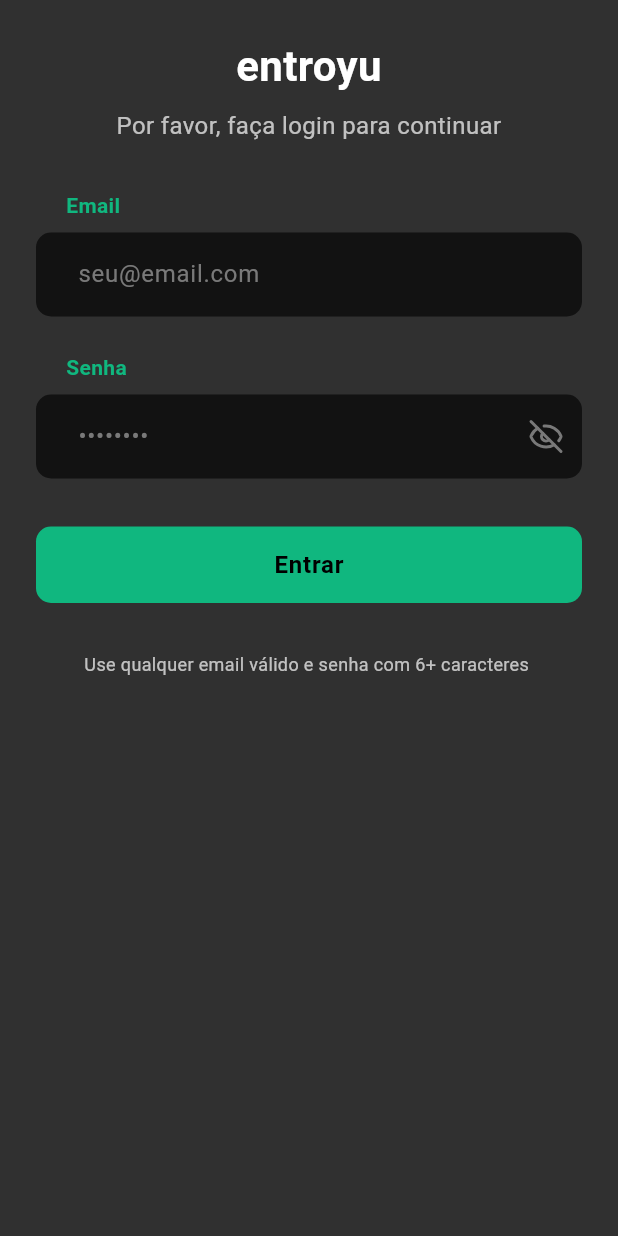
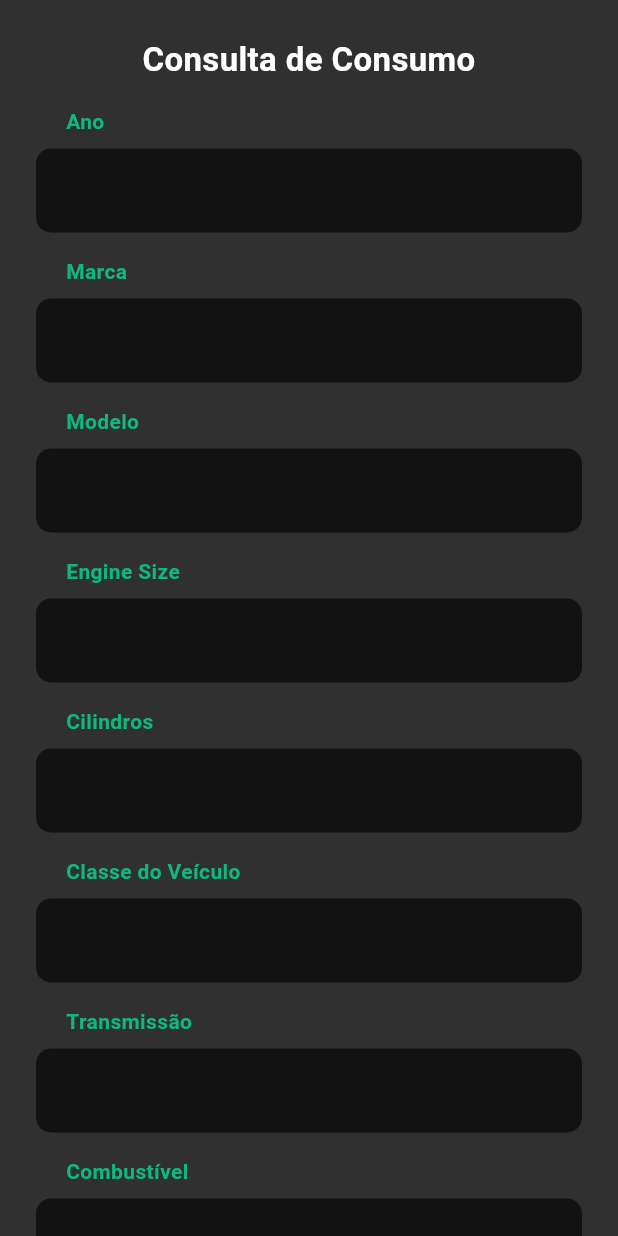
Before and after one commit to joao-fcosta/mobile, a Flutter app: the HomeView screen opened directly with empty values, on a phone screen of 412 x 824 dp. Run offline on Flutter 3.47's test engine with Material 3 defaults, Android fonts, the light colour scheme and no system bars; our stand-ins replace lucide_icons; accounts and stored records are empty; Roboto replaces fonts that are missing (lilitaone-regular-webfont).

Commit message:
correções na tela

```diff
--- a/lib/resources/repositories/auth_repository.dart
+++ b/lib/resources/repositories/auth_repository.dart
@@ -13,13 +13,13 @@ class AuthRepository {
 
     try {
 
-      if (username.isNotEmpty) {
+      /* if (username.isNotEmpty) {
         throw Exception('Formato de e-mail inválido. Utilize um e-mail válido.');
       }
 
       if (password.isNotEmpty) {
         throw Exception('A senha deve ter pelo menos 6 caracteres.');
-      }
+      } */
 
       final user = UserModel(
         id: '1',
--- a/lib/scenes/home/home_view.dart
+++ b/lib/scenes/home/home_view.dart
@@ -1,5 +1,7 @@
-import 'package:flutter/cupertino.dart';
+import 'dart:convert';
 import 'package:flutter/material.dart';
+import 'package:http/http.dart' as http;
+
 import '../../DesignSystem/Components/Buttons/ActionButton/action_button.dart';
 import '../../DesignSystem/Components/Buttons/ActionButton/action_button_view_model.dart';
 import '../../DesignSystem/Components/InputField/input_text.dart';
@@ -12,100 +14,102 @@ import 'home_view_model.dart';
 class HomeView extends StatefulWidget {
   final HomeViewModel viewModel;
   const HomeView({super.key, required this.viewModel});
+
   @override
   State<HomeView> createState() => _HomeViewState();
 }
 
 class _HomeViewState extends State<HomeView> {
-  final _loginController = TextEditingController();
-  final _passwordController = TextEditingController();
+  // Controllers
+  final yearCtrl = TextEditingController();
+  final makeCtrl = TextEditingController();
+  final modelCtrl = TextEditingController();
+  final engineCtrl = TextEditingController();
+  final cylindersCtrl = TextEditingController();
+  final classCtrl = TextEditingController();
+  final transmissionCtrl = TextEditingController();
+  final fuelCtrl = TextEditingController();
+  final distanceCtrl = TextEditingController();
+
   bool _isLoading = false;
+  Map<String, dynamic>? _result;
 
   @override
   void dispose() {
-    _loginController.dispose();
-    _passwordController.dispose();
+    yearCtrl.dispose();
+    makeCtrl.dispose();
+    modelCtrl.dispose();
+    engineCtrl.dispose();
+    cylindersCtrl.dispose();
+    classCtrl.dispose();
+    transmissionCtrl.dispose();
+    fuelCtrl.dispose();
+    distanceCtrl.dispose();
     super.dispose();
   }
 
-  Widget _buildHeader() {
+  Future<void> _consultar() async {
+    setState(() {
+      _isLoading = true;
+      _result = null;
+    });
+
+    final body = {
+      "year": int.tryParse(yearCtrl.text) ?? 2000,
+      "make": makeCtrl.text,
+      "model": modelCtrl.text,
+      "enginesize": double.tryParse(engineCtrl.text) ?? 2.0,
+      "cylinders": int.tryParse(cylindersCtrl.text) ?? 4,
+      "vehicleclass": classCtrl.text,
+      "transmission": transmissionCtrl.text,
+      "fuel": fuelCtrl.text,
+      "distance_km": double.tryParse(distanceCtrl.text) ?? 150
+    };
+
+    try {
+      final response = await http.post(
+        Uri.parse("http://127.0.0.1:8000/predict"),
+        headers: {"Content-Type": "application/json"},
+        body: jsonEncode(body),
+      );
+
+      if (response.statusCode == 200) {
+        setState(() => _result = jsonDecode(response.body));
+      }
+    } catch (e) {
+      print("Erro: $e");
+    }
+
+    setState(() => _isLoading = false);
+  }
+
+  Widget _field(String label, TextEditingController c) {
+    return StyledInputField.instantiate(
+      viewModel: InputTextViewModel(
+        controller: c,
+        label: label,
+        theme: InputFieldTheme.dark,
+      ),
+    );
+  }
+
+  Widget _buildResult() {
+    if (_result == null) return const SizedBox();
     return Column(
-      crossAxisAlignment: CrossAxisAlignment.stretch,
+      crossAxisAlignment: CrossAxisAlignment.start,
       children: [
-        Text(
-          'entroyu',
-          style: TextStyle(
-            color: Colors.white,
-            fontSize: 28,
-            fontWeight: FontWeight.bold,
-          ),
-          textAlign: TextAlign.center,
-        ),
+        const SizedBox(height: 24),
+        Text("Resultado:",
+            style: const TextStyle(color: Colors.white, fontSize: 18)),
         const SizedBox(height: 8),
         Text(
-          'Por favor, faça login para continuar',
-          style: TextStyle(
-            color: Colors.white70,
-            fontSize: 16,
-          ),
-          textAlign: TextAlign.center,
+          "Consumo L/100km: ${_result!["consumo_l_100km"].toStringAsFixed(2)}\n"
+          "Consumo total viagem: ${_result!["consumo_litros_viagem"].toStringAsFixed(2)} L\n"
+          "Km por litro: ${_result!["km_por_litro"].toStringAsFixed(2)}",
+          style: const TextStyle(color: Colors.white70),
         ),
       ],
     );
-  }
-
-  Widget _buildBody() {
-    return Column(
-      crossAxisAlignment: CrossAxisAlignment.stretch,
-      children: [
-        StyledInputField.instantiate(
-          viewModel: InputTextViewModel(
-            controller: _loginController,
-            label: 'Email',
-            hintText: 'seu@email.com',
-            theme: InputFieldTheme.dark,
-          ),
-        ),
-        const SizedBox(height: 24),
-        StyledInputField.instantiate(
-          viewModel: InputTextViewModel(
-            controller: _passwordController,
-            label: 'Senha',
-            hintText: '••••••••',
-            isPassword: true,
-            theme: InputFieldTheme.dark,
-          ),
-        ),
-        const SizedBox(height: 32),
-        ActionButton.instantiate(
-          viewModel: ActionButtonViewModel(
-            size: ActionButtonSize.large,
-            style: ActionButtonStyle.primary,
-            text: 'Entrar',
-            onPressed: () async {
-              final user = _loginController.text;
-              final password = _passwordController.text;
-
-              setState(() {
-                _isLoading = true;
-              });
-
-            },
-          ),
-        ),
-      ],
-    );
-  }
-
-  Widget _buildFooter() {
-      return SelectableText(
-        'Use qualquer email válido e senha com 6+ caracteres',
-        style: TextStyle(
-          color: Colors.white70,
-          fontSize: 12,
-        ),
-        textAlign: TextAlign.center,
-      );
   }
 
   @override
@@ -118,23 +122,55 @@ class _HomeViewState extends State<HomeView> {
             child: SingleChildScrollView(
               padding: const EdgeInsets.all(24.0),
               child: Column(
-                mainAxisAlignment: MainAxisAlignment.start,
                 crossAxisAlignment: CrossAxisAlignment.stretch,
                 children: [
-                  _buildHeader(),
+                  const Text(
+                    "Consulta de Consumo",
+                    style: TextStyle(
+                        color: Colors.white,
+                        fontSize: 22,
+                        fontWeight: FontWeight.bold),
+                    textAlign: TextAlign.center,
+                  ),
+                  const SizedBox(height: 16),
+
+                  _field("Ano", yearCtrl),
+                  const SizedBox(height: 16),
+                  _field("Marca", makeCtrl),
+                  const SizedBox(height: 16),
+                  _field("Modelo", modelCtrl),
+                  const SizedBox(height: 16),
+                  _field("Engine Size", engineCtrl),
+                  const SizedBox(height: 16),
+                  _field("Cilindros", cylindersCtrl),
+                  const SizedBox(height: 16),
+                  _field("Classe do Veículo", classCtrl),
+                  const SizedBox(height: 16),
+                  _field("Transmissão", transmissionCtrl),
+                  const SizedBox(height: 16),
+                  _field("Combustível", fuelCtrl),
+                  const SizedBox(height: 16),
+                  _field("Distância (KM)", distanceCtrl),
                   const SizedBox(height: 32),
-                  _buildBody(),
-                  const SizedBox(height: 32),
-                  _buildFooter(),
+
+                  ActionButton.instantiate(
+                    viewModel: ActionButtonViewModel(
+                      size: ActionButtonSize.large,
+                      style: ActionButtonStyle.primary,
+                      text: "Consultar",
+                      onPressed: _consultar,
+                    ),
+                  ),
+
+                  _buildResult(),
                 ],
               ),
             ),
           ),
         ),
 
-        Visibility(
-          visible: _isLoading,
-          child: Container(
+        if (_isLoading)
+          Container(
             color: Colors.black.withOpacity(0.5),
             child: SpinnerComponent.instantiate(
               viewModel: SpinnerViewModel(
@@ -142,8 +178,7 @@ class _HomeViewState extends State<HomeView> {
                 size: 50.0,
               ),
             ),
-          ),
-        ),
+          )
       ],
     );
   }
```
